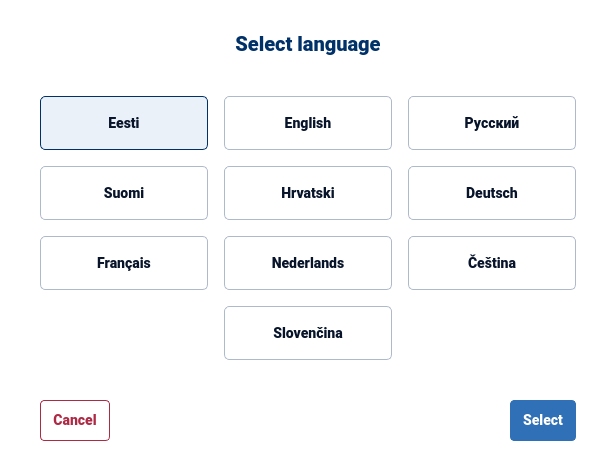
Before: the Qt Designer form src/ui/languageselect.ui in web-eid/web-eid-app, drawn with Qt 5.
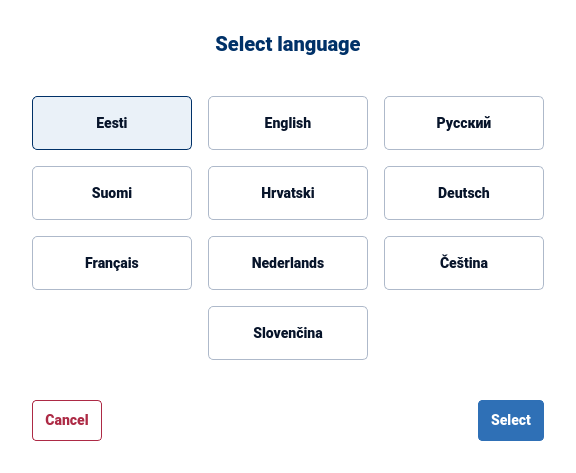
After: the same form once the commit is applied.

Commit message:
Update layout to new UI guidelines
WE2-996

```diff
--- a/src/ui/languageselect.ui
+++ b/src/ui/languageselect.ui
@@ -9,7 +9,7 @@
    <rect>
     <x>0</x>
     <y>0</y>
-    <width>616</width>
+    <width>576</width>
     <height>444</height>
    </rect>
   </property>
@@ -72,13 +72,13 @@
     <enum>QLayout::SetFixedSize</enum>
    </property>
    <property name="leftMargin">
-    <number>40</number>
+    <number>32</number>
    </property>
    <property name="topMargin">
     <number>32</number>
    </property>
    <property name="rightMargin">
-    <number>40</number>
+    <number>32</number>
    </property>
    <property name="bottomMargin">
     <number>32</number>
@@ -93,7 +93,7 @@
     <widget class="QLabel" name="label">
      <property name="minimumSize">
       <size>
-       <width>536</width>
+       <width>512</width>
        <height>0</height>
       </size>
      </property>
```
The commit also changes 4 other files.
